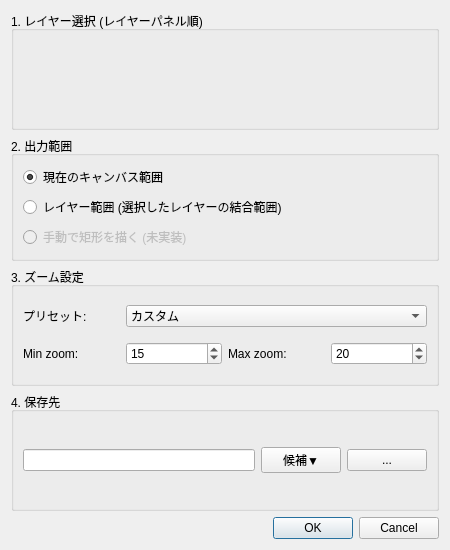
This is pmtiles_exporter_dialog_base.ui in sato-dotcom/pmtiles_exporter_for_QGIS as Qt 5 draws it before an edit. The edited form follows.
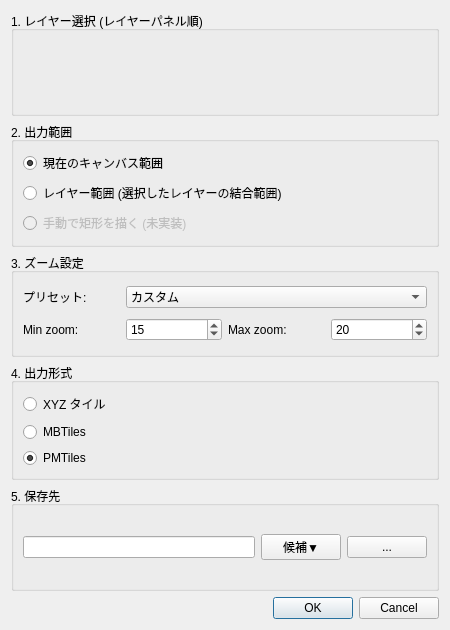
This is the edited form.

The edit to the form file:
```diff
--- a/pmtiles_exporter_dialog_base.ui
+++ b/pmtiles_exporter_dialog_base.ui
@@ -7,7 +7,7 @@
     <x>0</x>
     <y>0</y>
     <width>450</width>
-    <height>550</height>
+    <height>630</height>
    </rect>
   </property>
   <property name="windowTitle">
@@ -136,10 +136,43 @@
      </layout>
     </widget>
    </item>
+   <item>
+    <widget class="QGroupBox" name="groupBox_Format">
+     <property name="title">
+      <string>4. 出力形式</string>
+     </property>
+     <layout class="QVBoxLayout" name="verticalLayout_Format">
+      <item>
+       <widget class="QRadioButton" name="radio_xyz">
+        <property name="text">
+         <string>XYZ タイル</string>
+        </property>
+       </widget>
+      </item>
+      <item>
+       <widget class="QRadioButton" name="radio_mbtiles">
+        <property name="text">
+         <string>MBTiles</string>
+        </property>
+       </widget>
+      </item>
+      <item>
+       <widget class="QRadioButton" name="radio_pmtiles">
+        <property name="text">
+         <string>PMTiles</string>
+        </property>
+        <property name="checked">
+         <bool>true</bool>
+        </property>
+       </widget>
+      </item>
+     </layout>
+    </widget>
+   </item>
    <item>
     <widget class="QGroupBox" name="groupBox_Output">
      <property name="title">
-      <string>4. 保存先</string>
+      <string>5. 保存先</string>
      </property>
      <layout class="QHBoxLayout" name="horizontalLayout">
       <item>
```
